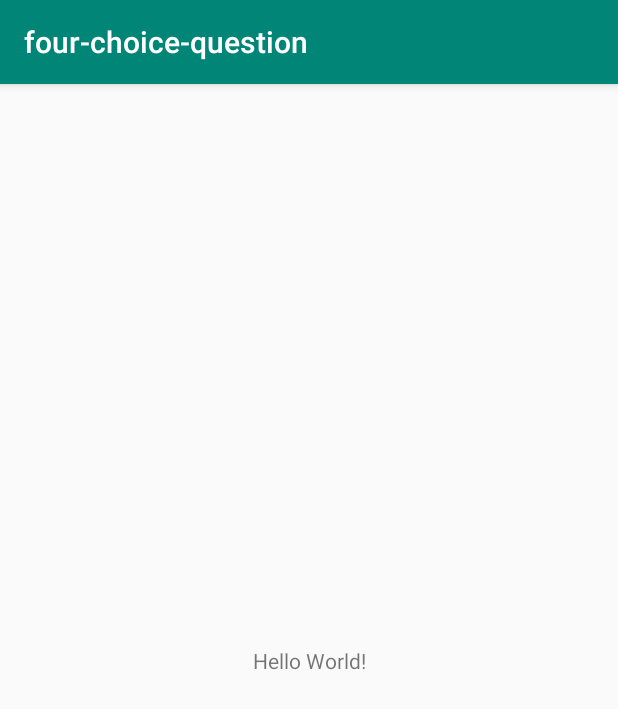
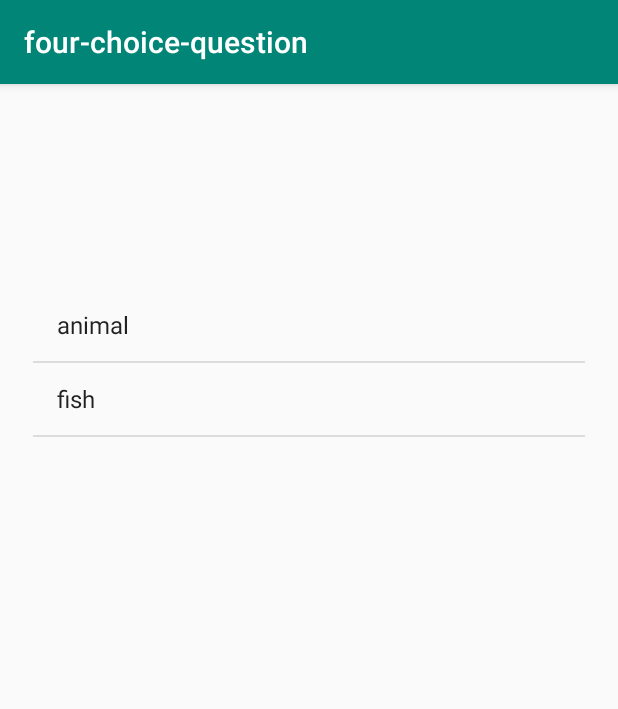
Before and after one commit to lumbermill/four-choice-question, an Android app: the screen it shows after launch (MainActivity), on a phone screen of 412 x 824 dp. Shown: the top 709 px of the screen. Run offline under Robolectric (Android 15) with nearby library versions, the phone set to English and light mode, and no system bars.

Commit message:
Implemented basics of the app.

```diff
--- a/androidapp/app/build.gradle
+++ b/androidapp/app/build.gradle
@@ -24,7 +24,7 @@ android {
 
 dependencies {
     implementation fileTree(dir: 'libs', include: ['*.jar'])
-    implementation"org.jetbrains.kotlin:kotlin-stdlib-jdk7:$kotlin_version"
+    implementation "org.jetbrains.kotlin:kotlin-stdlib-jdk7:$kotlin_version"
     implementation 'com.android.support:appcompat-v7:28.0.0'
     implementation 'com.android.support.constraint:constraint-layout:1.1.3'
     testImplementation 'junit:junit:4.12'
--- a/androidapp/app/src/main/AndroidManifest.xml
+++ b/androidapp/app/src/main/AndroidManifest.xml
@@ -16,6 +16,8 @@
                 <category android:name="android.intent.category.LAUNCHER"/>
             </intent-filter>
         </activity>
+        <activity android:name=".QuizActivity">
+        </activity>
     </application>
 
 </manifest>
--- /dev/null
+++ b/androidapp/app/src/main/java/net/lmlab/four_choice_question/four_choice_question/Context.kt
@@ -0,0 +1,16 @@
+package net.lmlab.four_choice_question.four_choice_question
+
+class Context {
+    companion object {
+        val questions: HashMap<String, ArrayList<ArrayList<String>>> = hashMapOf(
+            "animal" to arrayListOf(
+                arrayListOf("monkey", "money", "monk", "mosquito"),
+                arrayListOf("horse", "bonito", "mouse", "sheep"),
+                arrayListOf("deer", "bear", "lion", "cow")
+            ),
+            "fish" to arrayListOf(
+                arrayListOf("tuna", "octopus", "turtle", "mango")
+            )
+        )
+    }
+}
--- a/androidapp/app/src/main/java/net/lmlab/four_choice_question/four_choice_question/MainActivity.kt
+++ b/androidapp/app/src/main/java/net/lmlab/four_choice_question/four_choice_question/MainActivity.kt
@@ -1,12 +1,24 @@
 package net.lmlab.four_choice_question.four_choice_question
 
+import android.content.Intent
 import android.support.v7.app.AppCompatActivity
 import android.os.Bundle
+import android.widget.ArrayAdapter
+import android.widget.ListView
 
 class MainActivity : AppCompatActivity() {
 
     override fun onCreate(savedInstanceState: Bundle?) {
         super.onCreate(savedInstanceState)
         setContentView(R.layout.activity_main)
+
+        val listView = findViewById<ListView>(R.id.listview)
+        val drills = Context.questions.keys.toTypedArray()
+        listView.adapter = ArrayAdapter<String>(this, android.R.layout.simple_list_item_1, drills)
+        listView.setOnItemClickListener { _, _, i, _ ->
+            val intent = Intent(this, QuizActivity::class.java)
+            intent.putExtra("name", drills[i])
+            startActivity(intent)
+        }
     }
 }
--- a/androidapp/app/src/main/res/layout/activity_main.xml
+++ b/androidapp/app/src/main/res/layout/activity_main.xml
@@ -7,13 +7,13 @@
         android:layout_height="match_parent"
         tools:context=".MainActivity">
 
-    <TextView
-            android:layout_width="wrap_content"
-            android:layout_height="wrap_content"
-            android:text="Hello World!"
-            app:layout_constraintBottom_toBottomOf="parent"
-            app:layout_constraintLeft_toLeftOf="parent"
-            app:layout_constraintRight_toRightOf="parent"
-            app:layout_constraintTop_toTopOf="parent"/>
+    <ListView
+            android:layout_width="368dp"
+            android:layout_height="495dp"
+            app:layout_constraintStart_toStartOf="parent" android:layout_marginLeft="8dp"
+            android:layout_marginStart="8dp" app:layout_constraintTop_toTopOf="parent" android:layout_marginTop="8dp"
+            app:layout_constraintEnd_toEndOf="parent" android:layout_marginEnd="8dp" android:layout_marginRight="8dp"
+            android:layout_marginBottom="8dp" app:layout_constraintBottom_toBottomOf="parent"
+            android:id="@+id/listview"/>
 
 </android.support.constraint.ConstraintLayout>
--- a/androidapp/app/src/main/res/values/strings.xml
+++ b/androidapp/app/src/main/res/values/strings.xml
@@ -1,3 +1,4 @@
 <resources>
     <string name="app_name">four-choice-question</string>
+    <string name="button">button</string>
 </resources>
```
Also changed, not shown: androidapp/app/src/main/java/net/lmlab/four_choice_question/four_choice_question/QuizActivity.kt (added, +82 -0 lines), androidapp/app/src/main/res/layout/activity_quiz.xml (added, +60 -0 lines), androidapp/app/src/main/res/drawable/correct.png (added), androidapp/app/src/main/res/drawable/deer.png (added), androidapp/app/src/main/res/drawable/horse.png (added), androidapp/app/src/main/res/drawable/monkey.png (added), androidapp/app/src/main/res/drawable/octopus.png (added), androidapp/app/src/main/res/drawable/sunfish.png (added), androidapp/app/src/main/res/drawable/tuna.png (added), androidapp/app/src/main/res/drawable/wrong.png (added), 3 other files.
